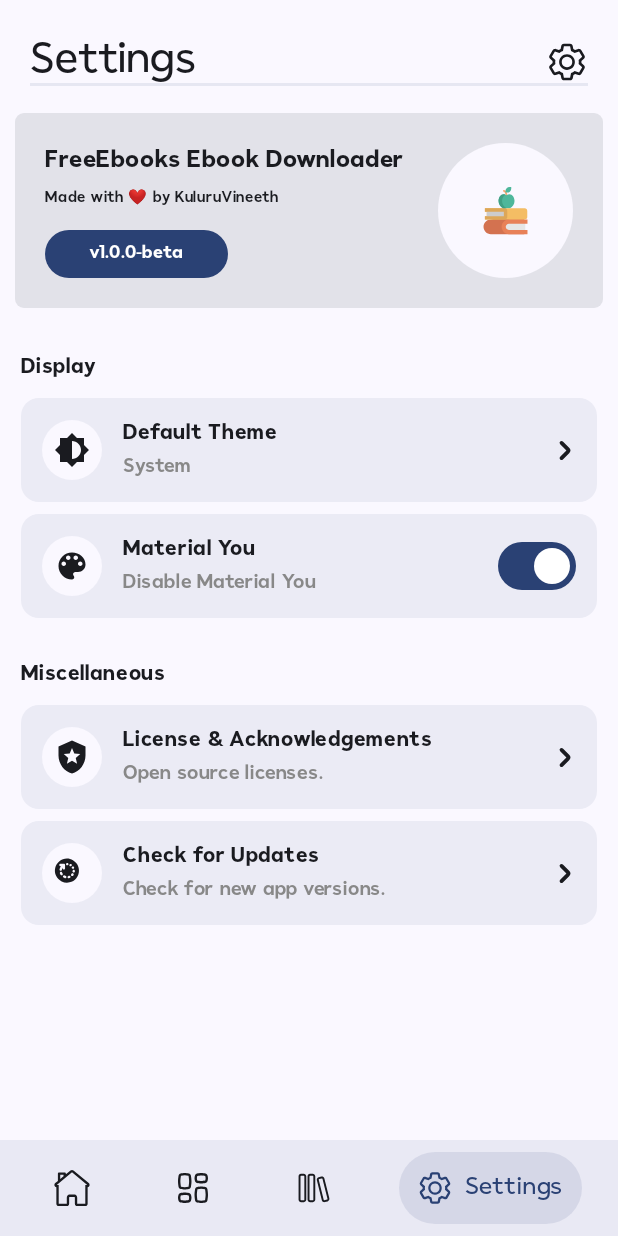
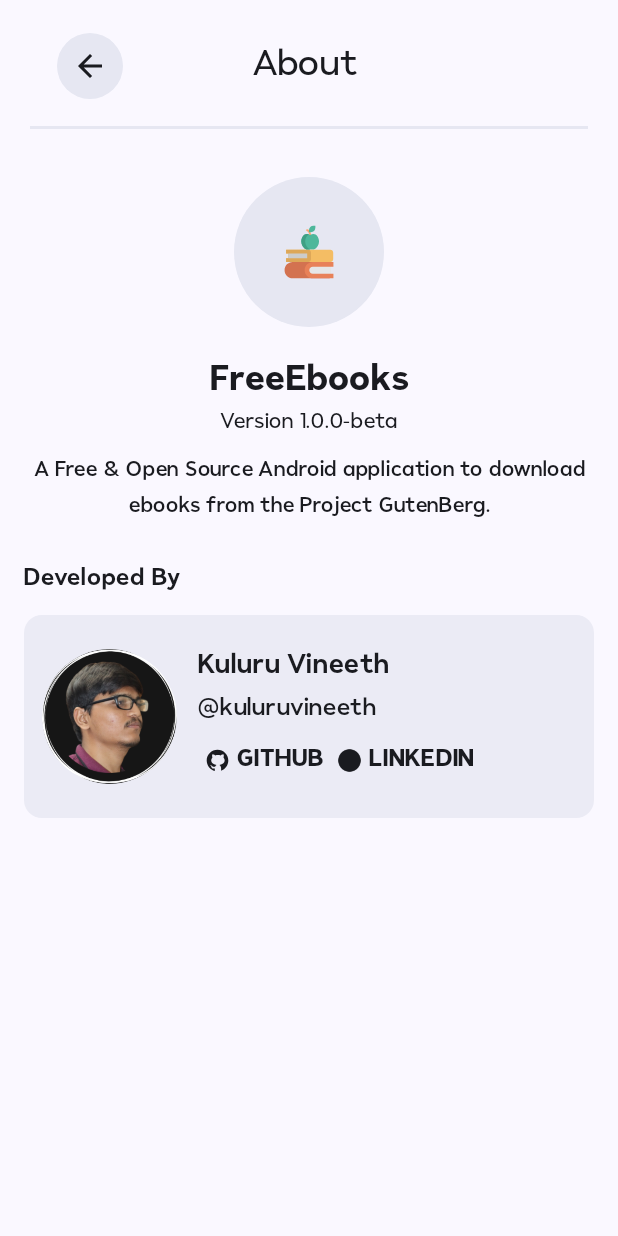
Before and after one commit to kuluruvineeth/FreeEbooks, an Android app built with Jetpack Compose: the SettingsScreen screen opened through its navigation route, after a tap on an icon or button, on a phone screen of 412 x 824 dp. Run offline under Robolectric (Android 15) with nearby library versions, the phone set to English and light mode, and no system bars; our stand-ins replace Dagger/Hilt's generated code, accompanist, livedata-compose.

Commit message:
- added about screen and refactored other screens topappbar

```diff
--- a/app/src/main/java/com/kuluruvineeth/freeebooks/navigation/NavGraph.kt
+++ b/app/src/main/java/com/kuluruvineeth/freeebooks/navigation/NavGraph.kt
@@ -79,5 +79,9 @@ fun NavGraph(
         composable(route = Screens.OSLScreen.route){
             OSLScreen(navController = navController)
         }
+
+        composable(route = Screens.AboutScreen.route){
+            AboutScreen(navController = navController)
+        }
     }
 }
--- a/app/src/main/java/com/kuluruvineeth/freeebooks/navigation/Screens.kt
+++ b/app/src/main/java/com/kuluruvineeth/freeebooks/navigation/Screens.kt
@@ -8,7 +8,7 @@ sealed class Screens(val route: String){
 
     object SplashScreen : Screens("splash_screen")
     object OSLScreen: Screens("osl_screen")
-
+    object AboutScreen: Screens("about_screen")
     object BookDetailScreen : Screens("book_detail_screen/{$BOOK_DETAIL_ARG_KEY}"){
 
         fun withBookId(id: String): String{
--- a/app/src/main/java/com/kuluruvineeth/freeebooks/others/Constants.kt
+++ b/app/src/main/java/com/kuluruvineeth/freeebooks/others/Constants.kt
@@ -4,4 +4,6 @@ object Constants {
     const val DOWNLOAD_DIR = "FreeEbooks"
     const val DATABASE_NAME = "freeebooks.db"
     const val REPO_URL = "https://github.com/kuluruvineeth/FreeEbooks"
+    const val DEV_GITHUB_URL = "https://github.com/kuluruvineeth"
+    const val DEV_LINKEDIN_URL = "https://www.linkedin.com/in/kuluruvineeth/"
 }
--- /dev/null
+++ b/app/src/main/java/com/kuluruvineeth/freeebooks/ui/common/TopAppBars.kt
@@ -0,0 +1,109 @@
+package com.kuluruvineeth.freeebooks.ui.common
+
+import androidx.compose.foundation.background
+import androidx.compose.foundation.clickable
+import androidx.compose.foundation.layout.*
+import androidx.compose.foundation.shape.CircleShape
+import androidx.compose.material.Icon
+import androidx.compose.material.icons.Icons
+import androidx.compose.material.icons.outlined.ArrowBack
+import androidx.compose.material3.Divider
+import androidx.compose.material3.MaterialTheme
+import androidx.compose.material3.Text
+import androidx.compose.material3.surfaceColorAtElevation
+import androidx.compose.runtime.Composable
+import androidx.compose.ui.Alignment
+import androidx.compose.ui.Modifier
+import androidx.compose.ui.draw.clip
+import androidx.compose.ui.graphics.vector.ImageVector
+import androidx.compose.ui.res.stringResource
+import androidx.compose.ui.res.vectorResource
+import androidx.compose.ui.unit.dp
+import androidx.compose.ui.unit.sp
+import com.kuluruvineeth.freeebooks.ui.theme.comfortFont
+import com.kuluruvineeth.freeebooks.R
+
+@Composable
+fun CustomTopAppBar(
+    headerText: String,
+    icon: Int
+) {
+    Row(
+        modifier = Modifier
+            .fillMaxWidth()
+            .padding(top = 7.dp),
+        verticalAlignment = Alignment.CenterVertically,
+        horizontalArrangement = Arrangement.SpaceBetween
+    ) {
+        Text(
+            text = headerText,
+            fontSize = 28.sp,
+            color = MaterialTheme.colorScheme.onBackground,
+            fontFamily = comfortFont
+        )
+        Icon(
+            imageVector = ImageVector.vectorResource(id = icon),
+            contentDescription = null,
+            tint = MaterialTheme.colorScheme.onBackground,
+            modifier = Modifier.size(28.dp)
+        )
+    }
+}
+
+@Composable
+fun CustomTopAppBar(
+    headerText: String,
+    onBackButtonClicked: () -> Unit
+) {
+    Column(
+        modifier = Modifier
+            .fillMaxWidth()
+            .padding(
+                start = 20.dp,
+                end = 20.dp,
+                top = 20.dp,
+                bottom = 8.dp
+            )
+    ) {
+        Row(
+            modifier = Modifier.fillMaxWidth(),
+            verticalAlignment = Alignment.CenterVertically
+        ) {
+            Box(
+                modifier = Modifier
+                    .padding(
+                        start = 18.dp,
+                        top = 2.dp,
+                        bottom = 18.dp
+                    )
+                    .clip(CircleShape)
+                    .background(MaterialTheme.colorScheme.surfaceColorAtElevation(4.dp))
+                    .clickable { onBackButtonClicked() }
+            ) {
+                Icon(
+                    imageVector = Icons.Outlined.ArrowBack,
+                    contentDescription = stringResource(id = R.string.back_button_desc),
+                    tint = MaterialTheme.colorScheme.onSurface,
+                    modifier = Modifier.padding(10.dp)
+                )
+            }
+
+            Spacer(modifier = Modifier.weight(1f))
+
+            Text(
+                text = headerText,
+                modifier = Modifier.padding(bottom = 16.dp),
+                color = MaterialTheme.colorScheme.onBackground,
+                fontStyle = MaterialTheme.typography.headlineMedium.fontStyle,
+                fontFamily = comfortFont,
+                fontSize = 24.sp
+            )
+
+            Spacer(modifier = Modifier.weight(1.75f))
+        }
+        Divider(
+            color = MaterialTheme.colorScheme.surfaceColorAtElevation(4.dp),
+            thickness = 2.dp
+        )
+    }
+}
--- /dev/null
+++ b/app/src/main/java/com/kuluruvineeth/freeebooks/ui/screens/AboutScreen.kt
@@ -0,0 +1,235 @@
+package com.kuluruvineeth.freeebooks.ui.screens
+
+import android.content.ActivityNotFoundException
+import android.content.Intent
+import android.net.Uri
+import androidx.compose.foundation.Image
+import androidx.compose.foundation.background
+import androidx.compose.foundation.clickable
+import androidx.compose.foundation.layout.*
+import androidx.compose.foundation.shape.CircleShape
+import androidx.compose.material.icons.Icons
+import androidx.compose.material3.*
+import androidx.compose.runtime.Composable
+import androidx.compose.ui.Alignment
+import androidx.compose.ui.Modifier
+import androidx.compose.ui.draw.clip
+import androidx.compose.ui.graphics.painter.Painter
+import androidx.compose.ui.graphics.vector.ImageVector
+import androidx.compose.ui.platform.LocalContext
+import androidx.compose.ui.res.painterResource
+import androidx.compose.ui.res.stringResource
+import androidx.compose.ui.res.vectorResource
+import androidx.compose.ui.text.font.FontWeight
+import androidx.compose.ui.text.style.TextAlign
+import androidx.compose.ui.unit.dp
+import androidx.compose.ui.unit.sp
+import androidx.navigation.NavController
+import com.kuluruvineeth.freeebooks.BuildConfig
+import com.kuluruvineeth.freeebooks.ui.common.CustomTopAppBar
+import com.kuluruvineeth.freeebooks.R
+import com.kuluruvineeth.freeebooks.others.Constants
+import com.kuluruvineeth.freeebooks.ui.theme.comfortFont
+
+@Composable
+fun AboutScreen(
+    navController: NavController
+) {
+    val context = LocalContext.current
+    Column(
+        modifier = Modifier
+            .fillMaxSize()
+            .background(MaterialTheme.colorScheme.background)
+    ) {
+        CustomTopAppBar(headerText = stringResource(id = R.string.about_header)){
+            navController.navigateUp()
+        }
+
+        Box(
+            modifier = Modifier
+                .fillMaxWidth()
+                .height(148.dp),
+            contentAlignment = Alignment.Center
+        ){
+            Box(
+                modifier = Modifier
+                    .clip(CircleShape)
+                    .background(MaterialTheme.colorScheme.surfaceColorAtElevation(4.dp))
+            ){
+                Image(
+                    modifier = Modifier.size(100.dp),
+                    painter = painterResource(id = R.drawable.ic_splash_screen),
+                    contentDescription = null
+                )
+            }
+        }
+
+        Text(
+            text = stringResource(id = R.string.app_name),
+            modifier = Modifier.fillMaxWidth(),
+            fontSize = 24.sp,
+            fontFamily = comfortFont,
+            fontWeight = FontWeight.Bold,
+            color = MaterialTheme.colorScheme.onBackground,
+            textAlign = TextAlign.Center
+        )
+
+        Spacer(modifier = Modifier.height(4.dp))
+
+        Text(
+            text = "Version ${BuildConfig.VERSION_NAME}",
+            modifier = Modifier.fillMaxWidth(),
+            fontSize = 14.sp,
+            fontFamily = comfortFont,
+            fontWeight = FontWeight.Normal,
+            color = MaterialTheme.colorScheme.onBackground,
+            textAlign = TextAlign.Center
+        )
+
+        Spacer(modifier = Modifier.height(8.dp))
+
+        Text(
+            text = stringResource(id = R.string.about_desc),
+            modifier = Modifier
+                .fillMaxWidth()
+                .padding(start = 22.dp, end = 22.dp),
+            fontSize = 14.sp,
+            fontFamily = comfortFont,
+            fontWeight = FontWeight.Medium,
+            color = MaterialTheme.colorScheme.onBackground,
+            textAlign = TextAlign.Center
+        )
+
+        Spacer(modifier = Modifier.height(24.dp))
+
+        Text(
+            text = stringResource(id = R.string.developed_by),
+            modifier = Modifier
+                .fillMaxWidth()
+                .padding(start = 16.dp, bottom = 12.dp),
+            fontSize = 16.sp,
+            fontFamily = comfortFont,
+            fontWeight = FontWeight.SemiBold,
+            color = MaterialTheme.colorScheme.onBackground
+        )
+
+        Card(
+            modifier = Modifier
+                .height(135.dp)
+                .fillMaxWidth()
+                .padding(start = 16.dp, end = 16.dp),
+            colors = CardDefaults.cardColors(
+                containerColor = MaterialTheme.colorScheme.surfaceColorAtElevation(
+                    2.dp
+                )
+            )
+        ) {
+            Row(
+                modifier = Modifier.fillMaxSize(),
+                verticalAlignment = Alignment.CenterVertically
+            ) {
+                Image(
+                    painter = painterResource(id = R.drawable.github_profile),
+                    contentDescription = null,
+                    modifier = Modifier
+                        .padding(start = 12.dp)
+                        .size(90.dp)
+                        .clip(CircleShape)
+                )
+
+                Column(
+                    modifier = Modifier
+                        .fillMaxWidth()
+                        .padding(start = 14.dp)
+                ) {
+                    Text(
+                        text = stringResource(id = R.string.dev_name),
+                        fontSize = 18.sp,
+                        fontFamily = comfortFont,
+                        fontWeight = FontWeight.SemiBold,
+                        color = MaterialTheme.colorScheme.onBackground
+                    )
+
+                    Spacer(modifier = Modifier.height(4.dp))
+
+                    Text(
+                        text = stringResource(id = R.string.dev_username),
+                        fontSize = 16.sp,
+                        fontFamily = comfortFont,
+                        fontWeight = FontWeight.Medium,
+                        color = MaterialTheme.colorScheme.onBackground
+                    )
+
+                    Spacer(modifier = Modifier.height(6.dp))
+
+                    Row {
+                        LinkButton(
+                            text = "Github",
+                            icon = ImageVector.vectorResource(id = R.drawable.ic_github_logo)
+                        ){
+                            val uri: Uri = Uri.parse(Constants.DEV_GITHUB_URL)
+                            val intent = Intent(Intent.ACTION_VIEW,uri)
+                            try {
+                                context.startActivity(intent)
+                            }catch (exc: ActivityNotFoundException){
+                                exc.printStackTrace()
+                            }
+                        }
+                        Spacer(modifier = Modifier.height(6.dp))
+
+                        LinkButton(
+                            text = "LinkedIn",
+                            icon = painterResource(id = R.drawable.ic_linkedin_logo)
+                        ){
+                            val uri: Uri = Uri.parse(Constants.DEV_LINKEDIN_URL)
+                            val intent = Intent(Intent.ACTION_VIEW,uri)
+                            try {
+                                context.startActivity(intent)
+                            }catch (exc : ActivityNotFoundException){
+                                exc.printStackTrace()
+                            }
+                        }
+                    }
+                }
+            }
+        }
+    }
+}
+
+@Composable
+fun LinkButton(
+    text: String,
+    icon: Any,
+    onClick: () -> Unit
+) {
+    Row(
+        verticalAlignment = Alignment.CenterVertically,
+        modifier = Modifier
+            .clickable { onClick() }
+            .padding(all = 4.dp)
+    ) {
+        if(icon is ImageVector){
+            Icon(
+                imageVector = icon as ImageVector,
+                contentDescription = null,
+                modifier = Modifier.size(size = 18.dp),
+                tint = MaterialTheme.colorScheme.onSurface
+            )
+        }else{
+            Icon(
+                painter = icon as Painter,
+                contentDescription = null,
+                modifier = Modifier.size(size = 18.dp),
+                tint = MaterialTheme.colorScheme.onSurface
+            )
+        }
+
+        Text(
+            text = text.uppercase(),
+            fontWeight = FontWeight.Bold,
+            fontFamily = comfortFont,
+            color = MaterialTheme.colorScheme.onSurface,
+            modifier = Modifier.padding(start = 4.dp)
+        )
+    }
+}
--- a/app/src/main/java/com/kuluruvineeth/freeebooks/ui/screens/HomeScreen.kt
+++ b/app/src/main/java/com/kuluruvineeth/freeebooks/ui/screens/HomeScreen.kt
@@ -100,7 +100,7 @@ fun HomeScreen(navController: NavController,networkStatus: NetworkObserver.Statu
                             }
                         )
                     }else{
-                        TopAppBar(
+                        HomeTopAppBar(
                             onSearchIconClicked = {
                                 viewModel.onAction(
                                     UserAction.SearchIconClicked
@@ -226,7 +226,7 @@ fun HomeScreen(navController: NavController,networkStatus: NetworkObserver.Statu
 }
 
 @Composable
-fun TopAppBar(
+fun HomeTopAppBar(
     onSearchIconClicked: () -> Unit
 ) {
     Row(
--- a/app/src/main/java/com/kuluruvineeth/freeebooks/ui/screens/SettingsScreen.kt
+++ b/app/src/main/java/com/kuluruvineeth/freeebooks/ui/screens/SettingsScreen.kt
@@ -51,6 +51,7 @@ import com.kuluruvineeth.freeebooks.BuildConfig
 import com.kuluruvineeth.freeebooks.MainActivity
 import com.kuluruvineeth.freeebooks.R
 import com.kuluruvineeth.freeebooks.navigation.Screens
+import com.kuluruvineeth.freeebooks.ui.common.CustomTopAppBar
 import com.kuluruvineeth.freeebooks.ui.theme.comfortFont
 import com.kuluruvineeth.freeebooks.ui.viewmodels.ThemeMode
 import com.kuluruvineeth.freeebooks.utils.PreferenceUtils
@@ -86,7 +87,7 @@ fun SettingsScreen(navController: NavController) {
         }
 
         SettingsCard {
-            //navController.navigate(Screens.AboutScreen.route)
+            navController.navigate(Screens.AboutScreen.route)
         }
 
         DisplayOptionsUI(context)
@@ -490,30 +491,6 @@ fun SettingItemWIthSwitch(
     }
 }
 
-@Composable
-fun CustomTopAppBar(headerText: String, icon: Int) {
-    Row(
-        modifier = Modifier
-            .fillMaxWidth()
-            .padding(top = 7.dp),
-        verticalAlignment = Alignment.CenterVertically,
-        horizontalArrangement = Arrangement.SpaceBetween
-    ) {
-        Text(
-            text = headerText,
-            fontSize = 28.sp,
-            color = MaterialTheme.colorScheme.onBackground,
-            fontFamily = comfortFont
-        )
-        Icon(
-            imageVector = ImageVector.vectorResource(id = icon),
-            contentDescription = null,
-            tint = MaterialTheme.colorScheme.onBackground,
-            modifier = Modifier.size(28.dp)
-        )
-    }
-}
-
 @ExperimentalCoilApi
 @ExperimentalComposeUiApi
 @ExperimentalMaterialApi
```
Also changed, not shown: app/src/main/java/com/kuluruvineeth/freeebooks/ui/screens/CategoriesScreen.kt (+5 -25 lines), app/src/main/java/com/kuluruvineeth/freeebooks/ui/screens/CategoryDetailScreen.kt (+4 -49 lines), app/src/main/java/com/kuluruvineeth/freeebooks/ui/screens/LibraryScreen.kt (+5 -26 lines), app/src/main/java/com/kuluruvineeth/freeebooks/ui/screens/OSLScreen.kt (+3 -49 lines), app/src/main/java/com/kuluruvineeth/freeebooks/ui/viewmodels/HomeViewModel.kt (+0 -9 lines), app/src/main/res/drawable/ic_telegram_logo.xml (deleted, +0 -24 lines), app/src/main/res/drawable/ic_linkedin_logo.png (added).
